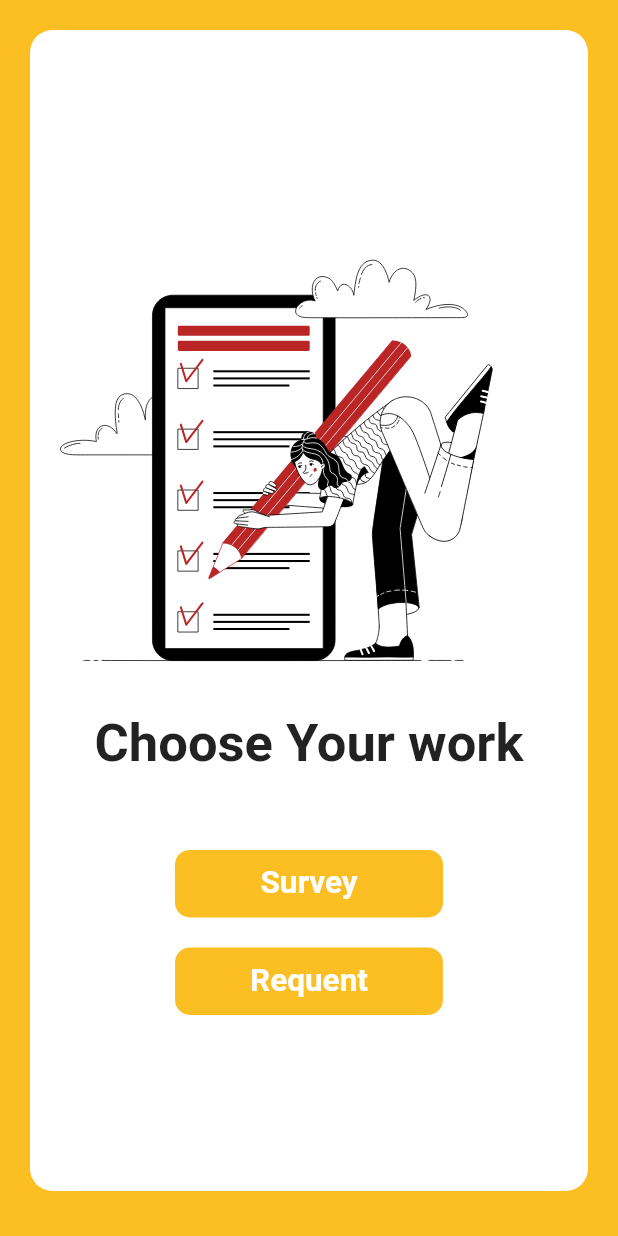
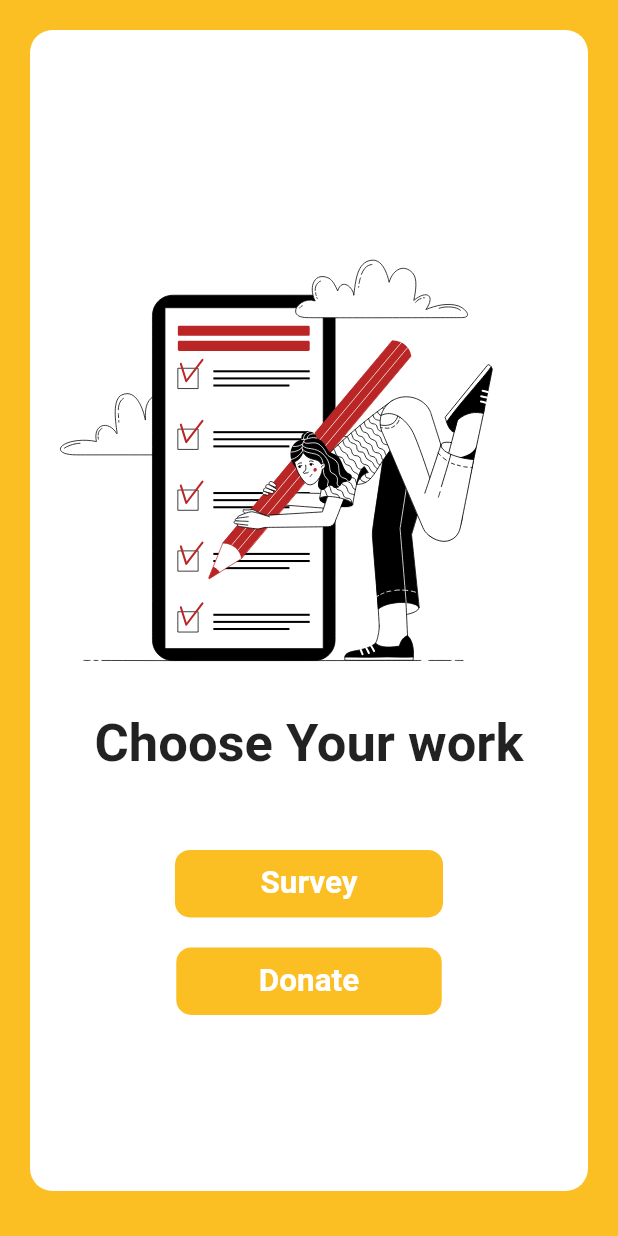
Before and after one commit to VarunSAthreya/rise-against-hunger, a Flutter app: the Home screen opened by its route, on a phone screen of 412 x 824 dp. Run offline on Flutter 3.47's test engine with Material 2 defaults, Android fonts, the light colour scheme and no system bars; our stand-ins replace animated_text_kit, cloud_firestore, firebase_auth, firebase_core, flutter_hooks, font_awesome_flutter and 4 more; accounts and stored records are empty.

Commit message:
Added donate page

```diff
--- a/app/lib/routes.dart
+++ b/app/lib/routes.dart
@@ -1,3 +1,4 @@
+import 'package:cicadahack/screens/domate.dart';
 import 'package:flutter/material.dart';
 
 import 'screens/home.dart';
@@ -10,4 +11,5 @@ final Map<String, WidgetBuilder> routes = {
   SignUp.routeName: (context) => const SignUp(),
   Home.routeName: (context) => const Home(),
   SurveyPage.routeName: (context) => const SurveyPage(),
+  DonatePage.routeName: (context) => const DonatePage(),
 };
--- a/app/lib/screens/home.dart
+++ b/app/lib/screens/home.dart
@@ -1,3 +1,4 @@
+import 'package:cicadahack/screens/domate.dart';
 import 'package:flutter/material.dart';
 import 'package:hooks_riverpod/hooks_riverpod.dart';
 import 'package:lottie/lottie.dart';
@@ -45,7 +46,9 @@ class Home extends HookConsumerWidget {
                       Navigator.pushNamed(context, SurveyPage.routeName),
                   child: Container(
                     padding: const EdgeInsets.symmetric(
-                        vertical: 10, horizontal: 57),
+                      vertical: 10,
+                      horizontal: 57,
+                    ),
                     decoration: BoxDecoration(
                       color: Theme.of(context).colorScheme.secondary,
                       borderRadius: BorderRadius.circular(10),
@@ -65,20 +68,26 @@ class Home extends HookConsumerWidget {
                 ),
                 const SizedBox(height: 20),
                 GestureDetector(
-                  onTap: () {},
+                  onTap: () =>
+                      Navigator.pushNamed(context, DonatePage.routeName),
                   child: Container(
                     padding: const EdgeInsets.symmetric(
-                        vertical: 10, horizontal: 50),
+                      vertical: 10,
+                      horizontal: 55,
+                    ),
                     decoration: BoxDecoration(
                       color: Theme.of(context).colorScheme.secondary,
                       borderRadius: BorderRadius.circular(10),
                     ),
-                    child: Text(
-                      'Requent',
-                      textScaleFactor: 1.5,
-                      style: TextStyle(
-                        color: Theme.of(context).primaryColor,
-                        fontWeight: FontWeight.bold,
+                    child: Hero(
+                      tag: 'Donate',
+                      child: Text(
+                        'Donate',
+                        textScaleFactor: 1.5,
+                        style: TextStyle(
+                          color: Theme.of(context).primaryColor,
+                          fontWeight: FontWeight.bold,
+                        ),
                       ),
                     ),
                   ),
```
Also changed, not shown: app/lib/screens/domate.dart (added, +141 -0 lines).
